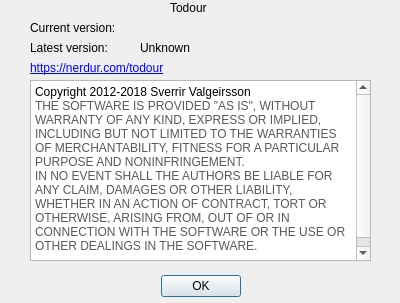
This is aboutbox.ui in SverrirValgeirsson/Todour as Qt 5 draws it before an edit. The edited form follows.
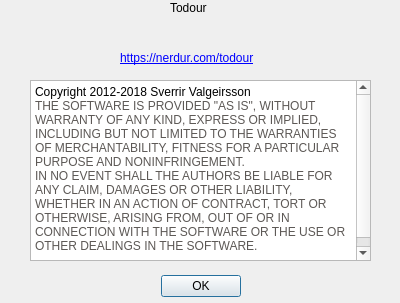
This is the edited form.

Commit message: Moved the "check for new version" feature to the main part of the program and make it check ca once per week (can be turned off)

```diff
--- a/aboutbox.ui
+++ b/aboutbox.ui
@@ -45,37 +45,11 @@
     <string>Todour</string>
    </property>
   </widget>
-  <widget class="QLabel" name="label_2">
-   <property name="geometry">
-    <rect>
-     <x>30</x>
-     <y>40</y>
-     <width>91</width>
-     <height>16</height>
-    </rect>
-   </property>
-   <property name="text">
-    <string>Latest version:</string>
-   </property>
-  </widget>
-  <widget class="QLabel" name="txtLatestVersion">
-   <property name="geometry">
-    <rect>
-     <x>140</x>
-     <y>40</y>
-     <width>251</width>
-     <height>16</height>
-    </rect>
-   </property>
-   <property name="text">
-    <string>Unknown</string>
-   </property>
-  </widget>
   <widget class="QLabel" name="label_4">
    <property name="geometry">
     <rect>
-     <x>30</x>
-     <y>60</y>
+     <x>120</x>
+     <y>50</y>
      <width>161</width>
      <height>16</height>
     </rect>
@@ -126,19 +100,6 @@
 &lt;p style=&quot;-qt-paragraph-type:empty; margin-top:0px; margin-bottom:0px; margin-left:0px; margin-right:0px; -qt-block-indent:0; text-indent:0px; font-size:9pt;&quot;&gt;&lt;br /&gt;&lt;/p&gt;&lt;/body&gt;&lt;/html&gt;</string>
    </property>
   </widget>
-  <widget class="QLabel" name="label_3">
-   <property name="geometry">
-    <rect>
-     <x>30</x>
-     <y>20</y>
-     <width>101</width>
-     <height>16</height>
-    </rect>
-   </property>
-   <property name="text">
-    <string>Current version:</string>
-   </property>
-  </widget>
  </widget>
  <resources/>
  <connections>
```
The commit also changes 9 other files.
